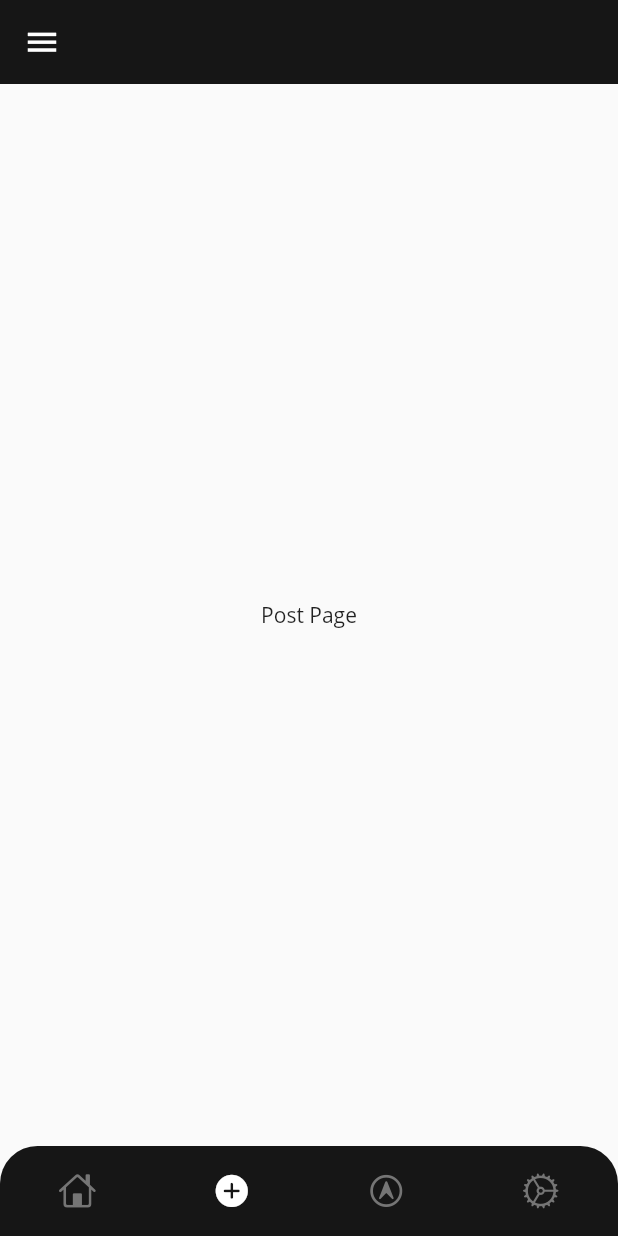
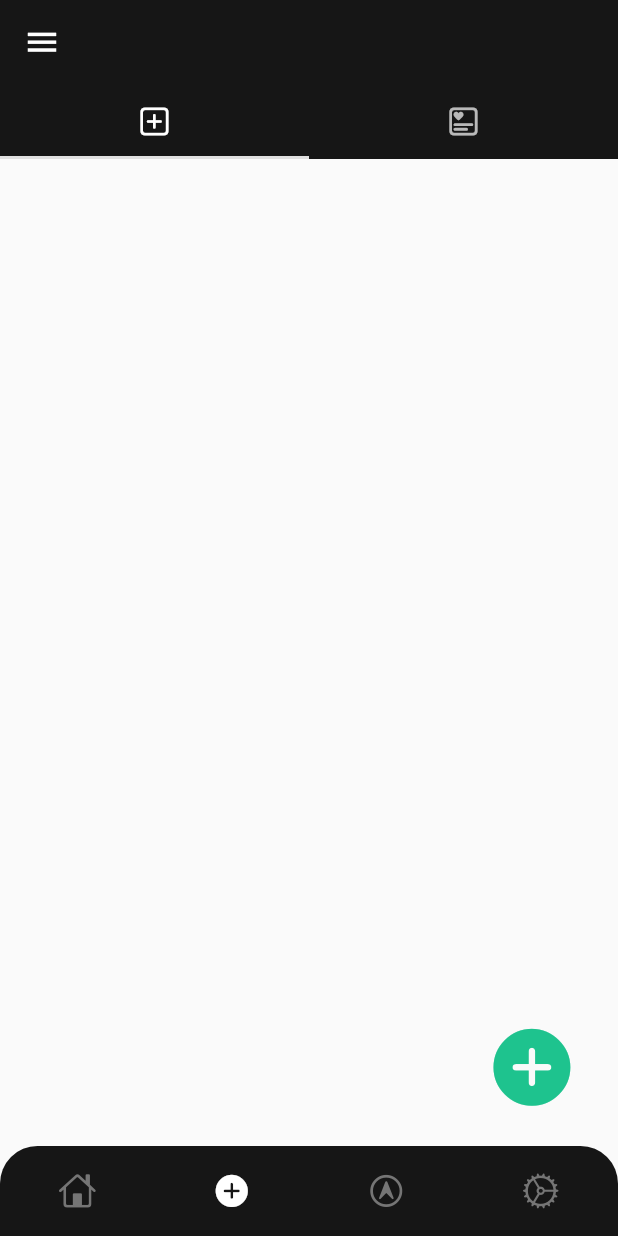
Before and after one commit to RiceGrainRain/vpost---retired, a Flutter app: the screen it shows once a user with an empty profile is signed in, item 2 of the bottom bar chosen, on a phone screen of 412 x 824 dp. Run offline on Flutter 3.47's test engine with Material 2 defaults, Android fonts, the phone set to English and light mode, and no system bars; our stand-ins replace cloud_firestore, firebase_auth, firebase_core, flutter_svg, get, google_fonts and 2 more; accounts and stored records are empty.

Commit message:
finished tabbing system for post page; finally beg inning main backend.

```diff
--- /dev/null
+++ b/lib/components/my_postbutton.dart
@@ -0,0 +1,30 @@
+import 'package:flutter/cupertino.dart';
+import 'package:flutter/material.dart';
+
+class MyPostButton extends StatelessWidget {
+  final Function()? onTap;
+
+  const MyPostButton({super.key, required this.onTap});
+
+  @override
+  Widget build(BuildContext context) {
+    return Padding(
+      padding: const EdgeInsets.all(35.0),
+      child: Align(
+        alignment: Alignment.bottomRight,
+        child: IconButton(
+          padding: EdgeInsets.zero,
+          splashColor: Colors.transparent,
+          highlightColor: Colors.transparent,
+          hoverColor: Colors.transparent,
+          onPressed: () {},
+          icon: const Icon(
+            CupertinoIcons.add_circled_solid,
+            color: Color.fromARGB(255,30,195,142),
+            size: 60,
+          ),
+        ),
+      ),
+    );
+  }
+}
--- a/lib/components/my_navbar.dart
+++ b/lib/main/nav_state.dart
@@ -2,11 +2,11 @@ import 'package:flutter/cupertino.dart';
 import 'package:flutter/material.dart';
 import 'package:projects/pages/user_pages/home_page.dart';
 import 'package:projects/pages/user_pages/location_page.dart';
-import 'package:projects/pages/user_pages/post_page.dart';
+import 'package:projects/pages/post_page/post_page.dart';
 import 'package:projects/pages/user_pages/settings_page.dart';
 
-import 'my_appbar.dart';
-import 'my_drawer.dart';
+import '../components/my_appbar.dart';
+import '../components/my_drawer.dart';
 
 
 class NavState extends StatefulWidget {
--- a/lib/pages/auth_pages/auth_page.dart
+++ b/lib/pages/auth_pages/auth_page.dart
@@ -1,7 +1,7 @@
 //Manas Navale - Vpost
 import 'package:firebase_auth/firebase_auth.dart';
 import 'package:flutter/material.dart';
-import 'package:projects/components/my_navbar.dart';
+import 'package:projects/main/nav_state.dart';
 import 'package:projects/pages/auth_pages/login_or_register_page.dart';
 
 
--- /dev/null
+++ b/lib/pages/post_page/my_posts.dart
@@ -0,0 +1,18 @@
+import 'package:flutter/material.dart';
+import 'package:projects/components/my_postbutton.dart';
+
+class MyPosts extends StatefulWidget {
+  const MyPosts({super.key});
+
+  @override
+  State<MyPosts> createState() => _MyPostsState();
+}
+
+class _MyPostsState extends State<MyPosts> {
+  @override
+  Widget build(BuildContext context) {
+    return Center(
+      child: MyPostButton(onTap: (){}),
+      );
+  }
+}
--- /dev/null
+++ b/lib/pages/post_page/post_page.dart
@@ -0,0 +1,36 @@
+import 'package:flutter/cupertino.dart';
+import 'package:flutter/material.dart';
+import 'package:projects/pages/post_page/saved_posts.dart';
+import 'my_posts.dart';
+
+class PostPage extends StatefulWidget {
+  const PostPage({super.key});
+
+  @override
+  State<PostPage> createState() => _PostPageState();
+}
+
+class _PostPageState extends State<PostPage> {
+
+
+  @override
+  Widget build(BuildContext context) => DefaultTabController(
+        length: 2,
+        child: Scaffold(
+          appBar: PreferredSize(
+            preferredSize: const Size.fromHeight(50),
+            child: AppBar(
+              backgroundColor: const Color.fromARGB(255, 22, 22, 22),
+              bottom: const TabBar(tabs: [
+                Tab(icon: Icon(CupertinoIcons.plus_square)),
+                Tab(icon: Icon(CupertinoIcons.square_favorites_alt)),
+              ]),
+            ),
+          ),
+          body: const TabBarView(children: [
+            MyPosts(),
+            SavedPosts(),
+          ],)
+        ),
+      );
+}
--- /dev/null
+++ b/lib/pages/post_page/saved_posts.dart
@@ -0,0 +1,17 @@
+import 'package:flutter/material.dart';
+
+class SavedPosts extends StatefulWidget {
+  const SavedPosts({super.key});
+
+  @override
+  State<SavedPosts> createState() => _SavedPostsState();
+}
+
+class _SavedPostsState extends State<SavedPosts> {
+  @override
+  Widget build(BuildContext context) {
+    return const Center(
+      child: Text("Tab 2.0"),
+    );
+  }
+}
--- a/lib/pages/user_pages/home_page.dart
+++ b/lib/pages/user_pages/home_page.dart
@@ -25,16 +25,8 @@ class HomePage extends StatelessWidget {
       mainAxisAlignment: MainAxisAlignment.start,
       crossAxisAlignment: CrossAxisAlignment.start,
       children: [
-         const Padding(
-          padding: EdgeInsets.symmetric(horizontal: 10.0, vertical: 8.0),
-          child: Text(
-            "Search for a service",
-            style: TextStyle(
-                color: Colors.black87, fontSize: 22.0, fontWeight: FontWeight.bold),
-          ),
-        ),
         Padding(
-          padding: const EdgeInsets.symmetric(horizontal: 8.0),
+          padding: const EdgeInsets.symmetric(horizontal: 8.0, vertical: 8.0),
           child: TextField(
             style: const TextStyle(color: Colors.white),
             decoration: InputDecoration(
--- a/lib/pages/user_pages/post_page.dart
+++ /dev/null
@@ -1,18 +0,0 @@
-import 'package:flutter/material.dart';
-
-
-class PostPage extends StatefulWidget {
-  const PostPage({super.key});
-
-  @override
-  State<PostPage> createState() => _PostPageState();
-}
-
-class _PostPageState extends State<PostPage> {
-  @override
-  Widget build(BuildContext context) {
-    return const Center(
-      child: Text("Post Page"),
-    );
-  }
-}
```
Also changed, not shown: lib/main/firebase_options.dart (renamed from lib/firebase_options.dart), lib/main/main.dart (renamed from lib/main.dart), 1 other file.
